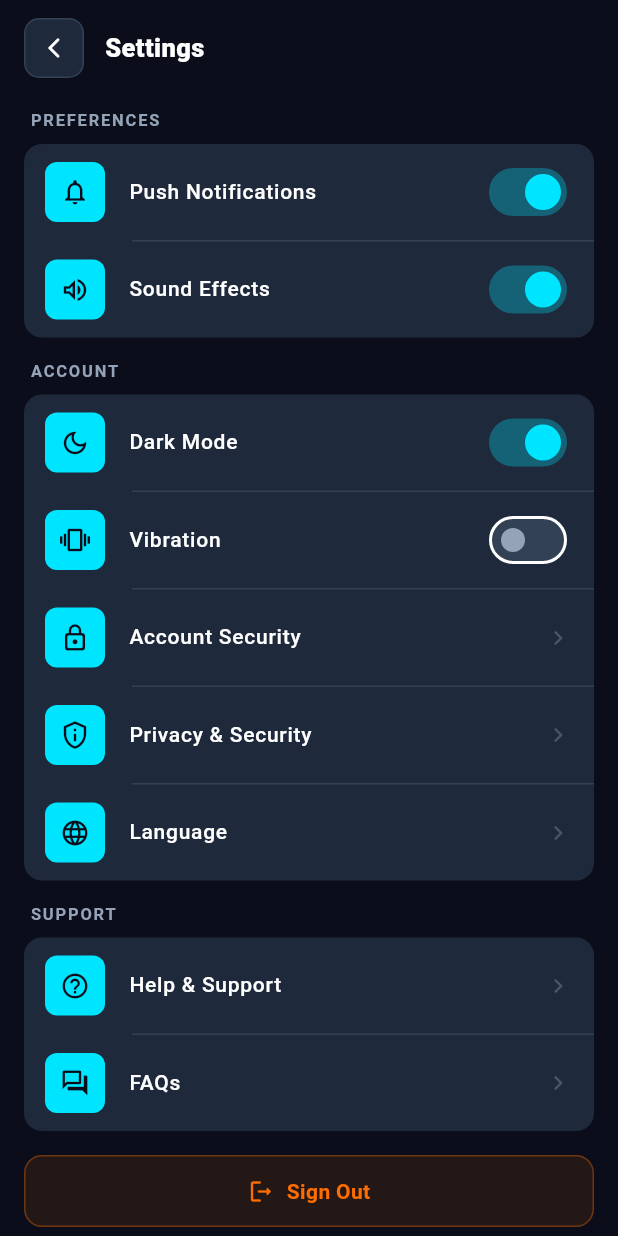
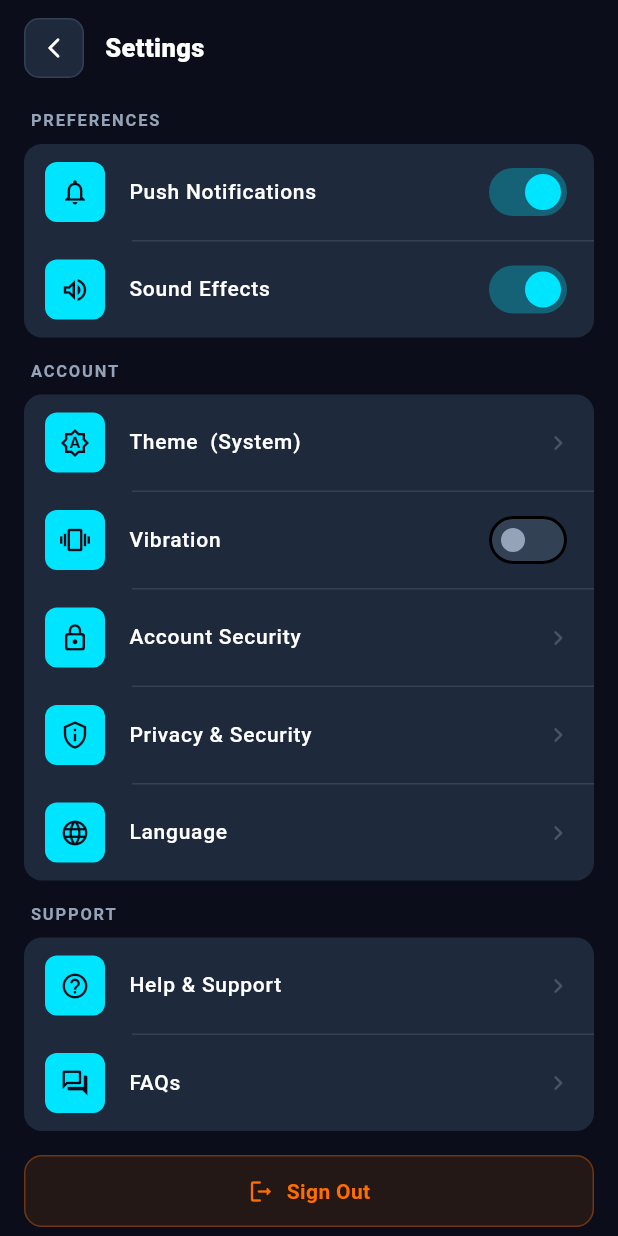
Before and after one commit to gamearn/gamearn, a Flutter app: the SettingsScreen screen opened directly, on a phone screen of 412 x 824 dp. Run offline on Flutter 3.47's test engine with Material 3 defaults, Android fonts, the light colour scheme and no system bars; our stand-ins replace cached_network_image, cloud_firestore, firebase_auth, firebase_core, google_sign_in, pinput and 2 more; missing offline and left inert: flutter_facebook_auth; accounts and stored records are empty.

Commit message:
fix: respect system theme default + 3-way theme cycle (System/Dark/Light)

```diff
--- a/lib/screens/profile/settings_screen.dart
+++ b/lib/screens/profile/settings_screen.dart
@@ -29,9 +29,27 @@ class _SettingsScreenState extends State<SettingsScreen> {
   bool _sounds        = true;
   bool _vibration     = false;
 
-  bool get _darkMode {
+  String get _themeLabel {
     final f = ThemeNotifier.instance.forceDark;
-    return f ?? true;
+    if (f == null) return 'System';
+    return f ? 'Dark' : 'Light';
+  }
+
+  IconData get _themeIcon {
+    final f = ThemeNotifier.instance.forceDark;
+    if (f == null) return Icons.brightness_auto_outlined;
+    return f ? Icons.dark_mode_outlined : Icons.light_mode_outlined;
+  }
+
+  void _cycleTheme() {
+    final f = ThemeNotifier.instance.forceDark;
+    if (f == null) {
+      ThemeNotifier.instance.setTheme(true);   // system → dark
+    } else if (f == true) {
+      ThemeNotifier.instance.setTheme(false);  // dark → light
+    } else {
+      ThemeNotifier.instance.setTheme(null);   // light → system
+    }
   }
 
   @override
@@ -108,14 +126,11 @@ class _SettingsScreenState extends State<SettingsScreen> {
               // ── SECTION 2: Account — Figma: 342×353 rx=12 #1E293B ──────
               _sectionLabel('Account'),
               _SectionCard(children: [
-                // Dark mode — toggle active = #22D1EE, off = #334155
-                _IconToggle(
-                  icon: _darkMode
-                      ? Icons.dark_mode_outlined
-                      : Icons.light_mode_outlined,
-                  label: 'Dark Mode',
-                  value: _darkMode,
-                  onChanged: (v) => ThemeNotifier.instance.setTheme(v),
+                // Theme — tap to cycle: System → Dark → Light → System
+                _IconNav(
+                  icon: _themeIcon,
+                  label: 'Theme  ($_themeLabel)',
+                  onTap: _cycleTheme,
                 ),
                 _divider(),
                 _IconToggle(
--- a/lib/theme.dart
+++ b/lib/theme.dart
@@ -107,10 +107,9 @@ class ThemeNotifier extends ChangeNotifier {
   ThemeNotifier._();
   static final ThemeNotifier instance = ThemeNotifier._();
 
-  // Default to dark — the entire app is designed dark-first.
-  // User can switch to light in Settings, but starting from system causes
-  // white-text-on-white-background bugs on light-mode devices.
-  bool? _forceDark = true;
+  // null = follow system, true = force dark, false = force light.
+  // Starts as null so the app respects the device theme on first launch.
+  bool? _forceDark;
 
   bool? get forceDark => _forceDark;
 
```
